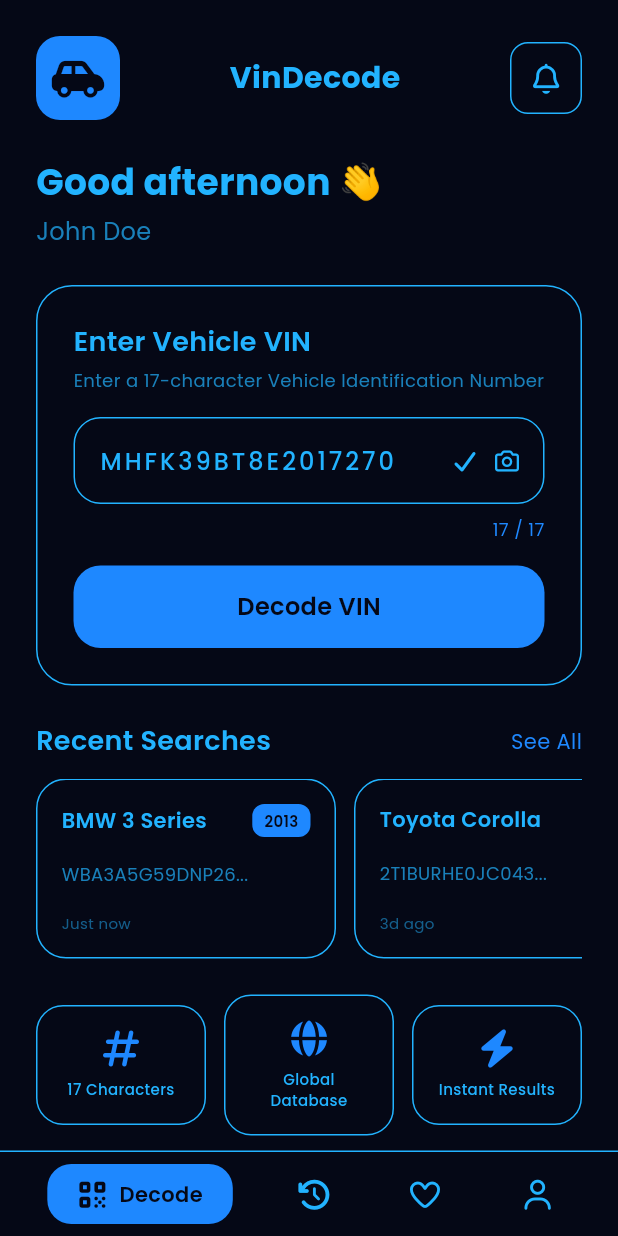
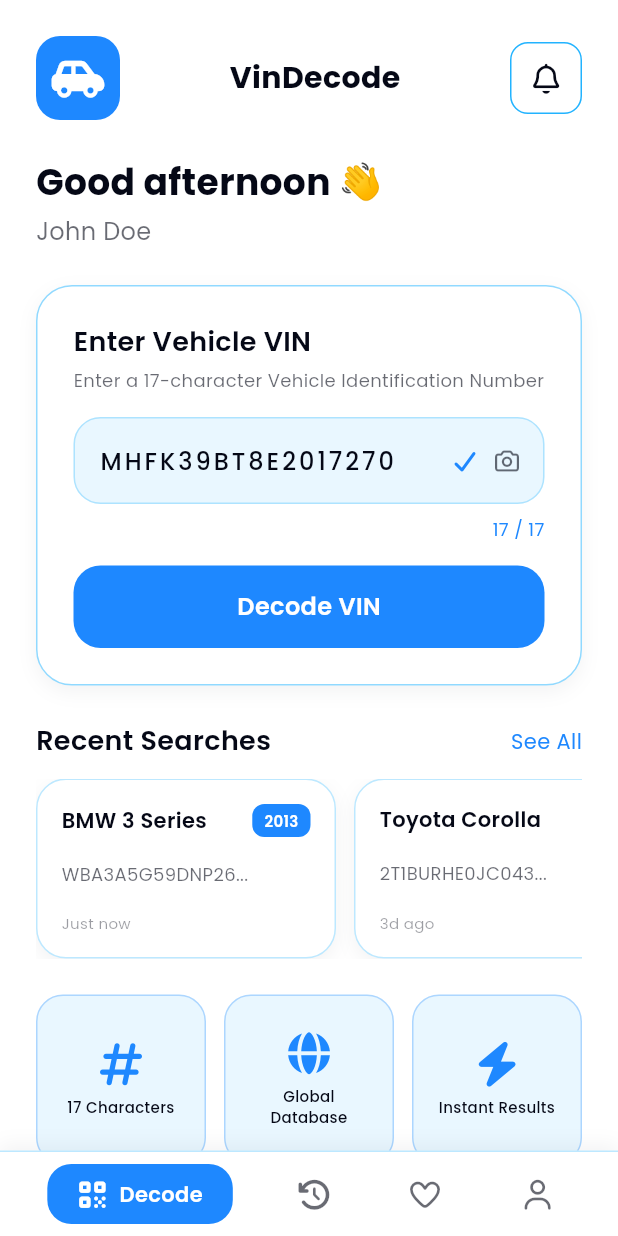
Before and after one commit to IrwanS99/vin-mobile, a Flutter app: the screen it shows after launch, on a phone screen of 412 x 824 dp. Run offline on Flutter 3.47's test engine with Material 3 defaults, Android fonts, the phone set to English and light mode, and no system bars; our stand-ins replace font_awesome_flutter, get, google_fonts.

Commit message:
Daftar Warna yang Dipakai:
Nama	Hex Code	Usage
darkNavy	#050816	Primary text, headers
royalBlue	#1E88FF	Primary buttons, active states, badges
softBlue	#22B3FF	Secondary accents, borders (opacity 0.3-0.5)
White	#FFFFFF	Background utama
Shadow	#050816 @ 5% opacity
Light Theme Usage:

Background: White
Text utama: darkNavy
Text secondary: darkNavy @ 40-60% opacity
Button: royalBlue
Border: softBlue @ 30% opacity
Card background: white dengan shadow soft

```diff
--- a/lib/app/controllers/home_controller.dart
+++ b/lib/app/controllers/home_controller.dart
@@ -6,6 +6,7 @@ class HomeController extends GetxController {
   final vinController = TextEditingController();
   final currentIndex = 0.obs;
   final isButtonPressed = false.obs;
+  final vinLength = 0.obs;
 
   final dummyRecentSearches = <Map<String, dynamic>>[
     {
@@ -26,6 +27,10 @@ class HomeController extends GetxController {
   void onInit() {
     super.onInit();
     vinController.text = 'MHFK39BT8E2017270';
+    vinLength.value = vinController.text.length;
+    vinController.addListener(() {
+      vinLength.value = vinController.text.length;
+    });
   }
 
   void changePage(int index) {
@@ -40,7 +45,7 @@ class HomeController extends GetxController {
         'VIN Decoded',
         'Processing: ${vinController.text}',
         backgroundColor: AppColors.royalBlue,
-        colorText: AppColors.darkNavy,
+        colorText: Colors.white,
         snackPosition: SnackPosition.TOP,
       );
     });
--- a/lib/app/views/home_view.dart
+++ b/lib/app/views/home_view.dart
@@ -15,7 +15,7 @@ class HomeView extends GetView<HomeController> {
   @override
   Widget build(BuildContext context) {
     return Scaffold(
-      backgroundColor: AppColors.darkNavy,
+      backgroundColor: Colors.white,
       body: SafeArea(
         child: FadeTransition(
           opacity: const AlwaysStoppedAnimation(1.0),
@@ -56,7 +56,7 @@ class HomeView extends GetView<HomeController> {
           ),
           child: const Icon(
             FontAwesomeIcons.carSide,
-            color: AppColors.darkNavy,
+            color: Colors.white,
             size: 28,
           ),
         ),
@@ -65,14 +65,14 @@ class HomeView extends GetView<HomeController> {
           style: GoogleFonts.poppins(
             fontSize: 20,
             fontWeight: FontWeight.bold,
-            color: AppColors.softBlue,
+            color: AppColors.darkNavy,
           ),
         ),
         Container(
           width: 48,
           height: 48,
           decoration: BoxDecoration(
-            color: AppColors.darkNavy,
+            color: Colors.white,
             borderRadius: BorderRadius.circular(12),
             border: Border.all(
               color: AppColors.softBlue,
@@ -81,7 +81,7 @@ class HomeView extends GetView<HomeController> {
           ),
           child: const Icon(
             FontAwesomeIcons.bell,
-            color: AppColors.softBlue,
+            color: AppColors.darkNavy,
             size: 20,
           ),
         ),
@@ -98,7 +98,7 @@ class HomeView extends GetView<HomeController> {
           style: GoogleFonts.poppins(
             fontSize: 24,
             fontWeight: FontWeight.bold,
-            color: AppColors.softBlue,
+            color: AppColors.darkNavy,
           ),
         ),
         const SizedBox(height: 4),
@@ -107,7 +107,7 @@ class HomeView extends GetView<HomeController> {
           style: GoogleFonts.poppins(
             fontSize: 16,
             fontWeight: FontWeight.w400,
-            color: AppColors.softBlue.withValues(alpha: 0.7),
+            color: AppColors.darkNavy.withValues(alpha: 0.6),
           ),
         ),
       ],
@@ -126,7 +126,7 @@ class HomeView extends GetView<HomeController> {
               style: GoogleFonts.poppins(
                 fontSize: 18,
                 fontWeight: FontWeight.w600,
-                color: AppColors.softBlue,
+                color: AppColors.darkNavy,
               ),
             ),
             Text(
@@ -162,27 +162,16 @@ class HomeView extends GetView<HomeController> {
   }
 
   Widget _buildFeatureCards() {
-    return Row(
+    return Column(
       children: [
-        Expanded(
-          child: FeatureCard(
-            icon: FontAwesomeIcons.hashtag,
-            text: '17 Characters',
-          ),
-        ),
-        const SizedBox(width: 12),
-        Expanded(
-          child: FeatureCard(
-            icon: FontAwesomeIcons.globe,
-            text: 'Global Database',
-          ),
-        ),
-        const SizedBox(width: 12),
-        Expanded(
-          child: FeatureCard(
-            icon: FontAwesomeIcons.bolt,
-            text: 'Instant Results',
-          ),
+        Row(
+          children: [
+            Expanded(child: FeatureCard(icon: FontAwesomeIcons.hashtag, text: '17 Characters')),
+            const SizedBox(width: 12),
+            Expanded(child: FeatureCard(icon: FontAwesomeIcons.globe, text: 'Global Database')),
+            const SizedBox(width: 12),
+            Expanded(child: FeatureCard(icon: FontAwesomeIcons.bolt, text: 'Instant Results')),
+          ],
         ),
       ],
     );
--- a/lib/app/widgets/app_bottom_nav.dart
+++ b/lib/app/widgets/app_bottom_nav.dart
@@ -12,13 +12,20 @@ class AppBottomNav extends GetView<HomeController> {
   Widget build(BuildContext context) {
     return Container(
       decoration: BoxDecoration(
-        color: AppColors.darkNavy,
+        color: Colors.white,
         border: Border(
           top: BorderSide(
-            color: AppColors.softBlue,
+            color: AppColors.softBlue.withValues(alpha: 0.3),
             width: 1,
           ),
         ),
+        boxShadow: [
+          BoxShadow(
+            color: AppColors.darkNavy.withValues(alpha: 0.05),
+            blurRadius: 10,
+            offset: const Offset(0, -4),
+          ),
+        ],
       ),
       child: SafeArea(
         child: Padding(
@@ -59,7 +66,7 @@ class AppBottomNav extends GetView<HomeController> {
           children: [
             Icon(
               icon,
-              color: isActive ? AppColors.darkNavy : AppColors.softBlue,
+              color: isActive ? Colors.white : AppColors.darkNavy.withValues(alpha: 0.6),
               size: 20,
             ),
             if (isActive) ...[
@@ -69,7 +76,7 @@ class AppBottomNav extends GetView<HomeController> {
                 style: GoogleFonts.poppins(
                   fontSize: 14,
                   fontWeight: FontWeight.w600,
-                  color: AppColors.darkNavy,
+                  color: Colors.white,
                 ),
               ),
             ],
--- a/lib/app/widgets/feature_card.dart
+++ b/lib/app/widgets/feature_card.dart
@@ -14,23 +14,27 @@ class FeatureCard extends StatelessWidget {
 
   @override
   Widget build(BuildContext context) {
-    return Container(
+    return Expanded(
+      child: AspectRatio(
+        aspectRatio: 1,
+        child: Container(
           padding: const EdgeInsets.all(16),
           decoration: BoxDecoration(
-        color: AppColors.darkNavy,
+            color: AppColors.softBlue.withValues(alpha: 0.1),
             borderRadius: BorderRadius.circular(18),
             border: Border.all(
-          color: AppColors.softBlue,
+              color: AppColors.royalBlue.withValues(alpha: 0.3),
               width: 1,
             ),
           ),
           child: Column(
             mainAxisAlignment: MainAxisAlignment.center,
+            mainAxisSize: MainAxisSize.min,
             children: [
               Icon(
                 icon,
                 color: AppColors.royalBlue,
-            size: 24,
+                size: 28,
               ),
               const SizedBox(height: 8),
               Text(
@@ -38,11 +42,15 @@ class FeatureCard extends StatelessWidget {
                 style: GoogleFonts.poppins(
                   fontSize: 10,
                   fontWeight: FontWeight.w500,
-              color: AppColors.softBlue,
+                  color: AppColors.darkNavy,
                 ),
                 textAlign: TextAlign.center,
+                maxLines: 2,
+                overflow: TextOverflow.ellipsis,
               ),
             ],
+          ),
+        ),
       ),
     );
   }
--- a/lib/app/widgets/recent_search_card.dart
+++ b/lib/app/widgets/recent_search_card.dart
@@ -22,12 +22,19 @@ class RecentSearchCard extends StatelessWidget {
       width: 200,
       padding: const EdgeInsets.all(16),
       decoration: BoxDecoration(
-        color: AppColors.darkNavy,
+        color: Colors.white,
         borderRadius: BorderRadius.circular(20),
         border: Border.all(
-          color: AppColors.softBlue,
+          color: AppColors.softBlue.withValues(alpha: 0.3),
           width: 1,
         ),
+        boxShadow: [
+          BoxShadow(
+            color: AppColors.darkNavy.withValues(alpha: 0.05),
+            blurRadius: 10,
+            offset: const Offset(0, 4),
+          ),
+        ],
       ),
       child: Column(
         crossAxisAlignment: CrossAxisAlignment.start,
@@ -42,7 +49,7 @@ class RecentSearchCard extends StatelessWidget {
                   style: GoogleFonts.poppins(
                     fontSize: 14,
                     fontWeight: FontWeight.w600,
-                    color: AppColors.softBlue,
+                    color: AppColors.darkNavy,
                   ),
                   overflow: TextOverflow.ellipsis,
                 ),
@@ -62,7 +69,7 @@ class RecentSearchCard extends StatelessWidget {
                     style: GoogleFonts.poppins(
                       fontSize: 10,
                       fontWeight: FontWeight.w600,
-                      color: AppColors.darkNavy,
+                      color: Colors.white,
                     ),
                   ),
                 ),
@@ -73,7 +80,7 @@ class RecentSearchCard extends StatelessWidget {
             style: GoogleFonts.poppins(
               fontSize: 12,
               fontWeight: FontWeight.w400,
-              color: AppColors.softBlue.withValues(alpha: 0.7),
+              color: AppColors.darkNavy.withValues(alpha: 0.6),
             ),
           ),
           Text(
@@ -81,7 +88,7 @@ class RecentSearchCard extends StatelessWidget {
             style: GoogleFonts.poppins(
               fontSize: 10,
               fontWeight: FontWeight.w400,
-              color: AppColors.softBlue.withValues(alpha: 0.5),
+              color: AppColors.darkNavy.withValues(alpha: 0.4),
             ),
           ),
         ],
--- a/lib/app/widgets/vin_input_card.dart
+++ b/lib/app/widgets/vin_input_card.dart
@@ -14,12 +14,19 @@ class VinInputCard extends GetView<HomeController> {
       width: double.infinity,
       padding: const EdgeInsets.all(24),
       decoration: BoxDecoration(
-        color: AppColors.darkNavy,
+        color: Colors.white,
         borderRadius: BorderRadius.circular(24),
         border: Border.all(
-          color: AppColors.softBlue,
+          color: AppColors.softBlue.withValues(alpha: 0.5),
           width: 1,
         ),
+        boxShadow: [
+          BoxShadow(
+            color: AppColors.darkNavy.withValues(alpha: 0.05),
+            blurRadius: 10,
+            offset: const Offset(0, 4),
+          ),
+        ],
       ),
       child: Column(
         crossAxisAlignment: CrossAxisAlignment.start,
@@ -29,7 +36,7 @@ class VinInputCard extends GetView<HomeController> {
             style: GoogleFonts.poppins(
               fontSize: 18,
               fontWeight: FontWeight.w600,
-              color: AppColors.softBlue,
+              color: AppColors.darkNavy,
             ),
           ),
           const SizedBox(height: 4),
@@ -38,16 +45,16 @@ class VinInputCard extends GetView<HomeController> {
             style: GoogleFonts.poppins(
               fontSize: 12,
               fontWeight: FontWeight.w400,
-              color: AppColors.softBlue.withValues(alpha: 0.7),
+              color: AppColors.darkNavy.withValues(alpha: 0.6),
             ),
           ),
           const SizedBox(height: 16),
           Container(
             decoration: BoxDecoration(
-              color: AppColors.darkNavy,
+              color: AppColors.softBlue.withValues(alpha: 0.1),
               borderRadius: BorderRadius.circular(18),
               border: Border.all(
-                color: AppColors.softBlue,
+                color: AppColors.softBlue.withValues(alpha: 0.3),
                 width: 1,
               ),
             ),
@@ -56,7 +63,7 @@ class VinInputCard extends GetView<HomeController> {
               style: GoogleFonts.poppins(
                 fontSize: 16,
                 fontWeight: FontWeight.w500,
-                color: AppColors.softBlue,
+                color: AppColors.darkNavy,
                 letterSpacing: 2,
               ),
               textCapitalization: TextCapitalization.characters,
@@ -70,21 +77,21 @@ class VinInputCard extends GetView<HomeController> {
                 hintStyle: GoogleFonts.poppins(
                   fontSize: 16,
                   fontWeight: FontWeight.w500,
-                  color: AppColors.softBlue.withValues(alpha: 0.5),
+                  color: AppColors.darkNavy.withValues(alpha: 0.4),
                   letterSpacing: 2,
                 ),
                 suffixIcon: Row(
                   mainAxisSize: MainAxisSize.min,
                   children: [
-                    const Icon(
+                    Icon(
                       FontAwesomeIcons.check,
-                      color: AppColors.softBlue,
+                      color: AppColors.royalBlue,
                       size: 16,
                     ),
                     const SizedBox(width: 12),
-                    const Icon(
+                    Icon(
                       FontAwesomeIcons.camera,
-                      color: AppColors.softBlue,
+                      color: AppColors.darkNavy.withValues(alpha: 0.6),
                       size: 16,
                     ),
                     const SizedBox(width: 16),
@@ -97,7 +104,7 @@ class VinInputCard extends GetView<HomeController> {
           Align(
             alignment: Alignment.centerRight,
             child: Obx(() {
-              final length = controller.vinController.text.length;
+              final length = controller.vinLength.value;
               return Text(
                 '$length / 17',
                 style: GoogleFonts.poppins(
@@ -105,7 +112,7 @@ class VinInputCard extends GetView<HomeController> {
                   fontWeight: FontWeight.w400,
                   color: length == 17
                       ? AppColors.royalBlue
-                      : AppColors.softBlue.withValues(alpha: 0.7),
+                      : AppColors.darkNavy.withValues(alpha: 0.5),
                 ),
               );
             }),
@@ -120,7 +127,7 @@ class VinInputCard extends GetView<HomeController> {
                 padding: const EdgeInsets.symmetric(vertical: 16),
                 decoration: BoxDecoration(
                   color: controller.isButtonPressed.value
-                      ? AppColors.softBlue
+                      ? AppColors.darkNavy
                       : AppColors.royalBlue,
                   borderRadius: BorderRadius.circular(18),
                 ),
@@ -130,7 +137,7 @@ class VinInputCard extends GetView<HomeController> {
                     style: GoogleFonts.poppins(
                       fontSize: 16,
                       fontWeight: FontWeight.w600,
-                      color: AppColors.darkNavy,
+                      color: Colors.white,
                     ),
                   ),
                 ),
```
Also changed, not shown: 3 other files. Lines whose indentation alone changed are shown as unchanged.
